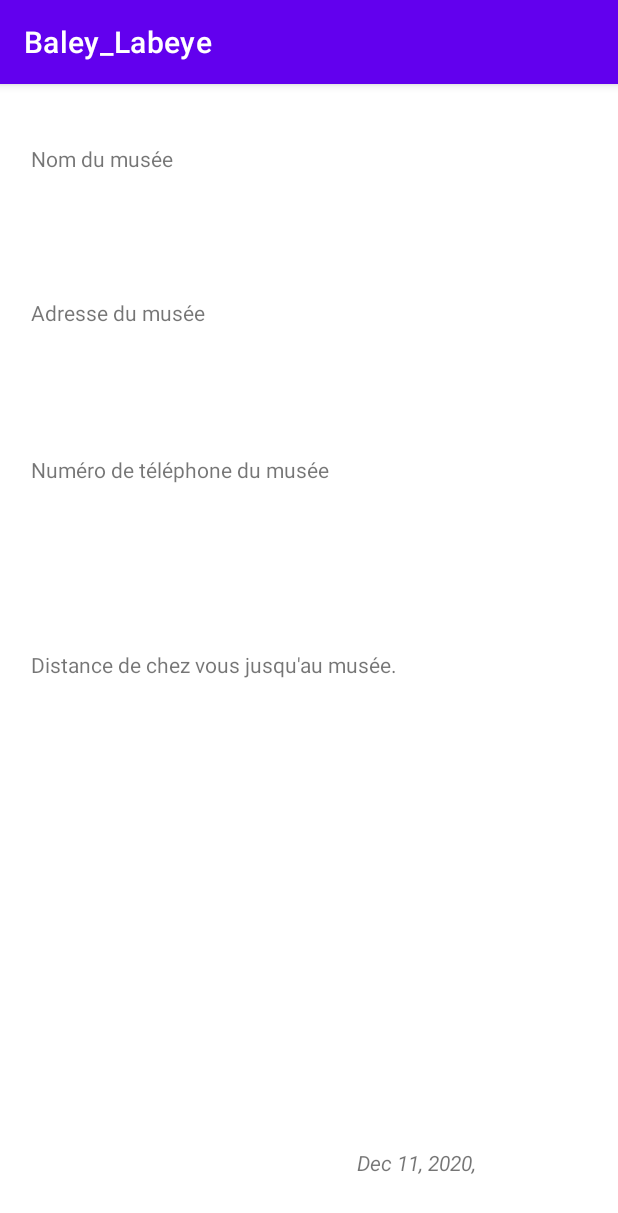
After one commit to nag763/android-baley-labeye, an Android app: the MuseumReaderActivity screen opened directly, with no data from a screen before it, on a phone screen of 412 x 824 dp. The commit adds this screen. Shown: the top 1213 px of the screen. Run offline under Robolectric (Android 15) with nearby library versions, the phone set to English and light mode, and no system bars; our stand-ins replace Firebase (no records; nobody signed in at launch, a user with empty details on screens opened directly); libraries missing offline, so code that uses them is left out: com.squareup.okhttp; 9 statements that could not run were skipped.

Commit message:
Museum reader implemented, need to resolve some issues

```diff
--- a/app/build.gradle
+++ b/app/build.gradle
@@ -35,14 +35,13 @@ apply plugin: 'com.google.gms.google-services'
 apply plugin: 'checkstyle'
 
 
-
 dependencies {
 
     implementation 'androidx.appcompat:appcompat:1.2.0'
     implementation 'com.google.android.material:material:1.2.1'
     implementation 'androidx.constraintlayout:constraintlayout:2.0.4'
     implementation 'com.google.firebase:firebase-auth:20.0.1'
-    testImplementation 'junit:junit:4.+'
+    testImplementation 'junit:junit:4.13.1'
     androidTestImplementation 'androidx.test.ext:junit:1.1.2'
     androidTestImplementation 'androidx.test.espresso:espresso-core:3.3.0'
 
@@ -50,4 +49,7 @@ dependencies {
 
     implementation 'com.google.firebase:firebase-firestore:22.0.0'
     implementation 'com.firebaseui:firebase-ui-firestore:6.2.0'
+
+
+    implementation 'com.squareup.okhttp3:okhttp:3.10.0'
 }
--- a/app/src/main/AndroidManifest.xml
+++ b/app/src/main/AndroidManifest.xml
@@ -2,6 +2,8 @@
 <manifest xmlns:android="http://schemas.android.com/apk/res/android"
     package="com.ticandroid.baley_labeye">
 
+    <uses-permission android:name="android.permission.INTERNET"/>
+    <uses-permission android:name="android.permission.ACCESS_FINE_LOCATION"/>
     <application
         android:allowBackup="true"
         android:icon="@mipmap/ic_launcher"
@@ -9,7 +11,7 @@
         android:roundIcon="@mipmap/ic_launcher_round"
         android:supportsRtl="true"
         android:theme="@style/Theme.Baley_Labeye">
-        <activity android:name=".activities.MuseumReader"></activity>
+        <activity android:name=".activities.MuseumReaderActivity"/>
         <activity android:name=".activities.MuseumListActivity" />
         <activity android:name=".activities.MainActivity">
             <intent-filter>
@@ -20,7 +22,7 @@
         </activity>
         <activity android:name=".activities.ConnexionActivity" />
         <activity android:name=".activities.InscriptionActivity" />
-        <activity android:name=".activities.StartActivity"></activity>
+        <activity android:name=".activities.StartActivity" />
     </application>
 
 </manifest>
--- /dev/null
+++ b/app/src/main/java/com/ticandroid/baley_labeye/activities/MuseumReaderActivity.java
@@ -0,0 +1,140 @@
+package com.ticandroid.baley_labeye.activities;
+
+import android.Manifest;
+import android.content.pm.PackageManager;
+import android.content.res.Resources;
+import android.location.Location;
+import android.location.LocationListener;
+import android.location.LocationManager;
+import android.os.AsyncTask;
+import android.os.Bundle;
+import android.util.Log;
+import android.widget.TextView;
+import android.widget.Toast;
+
+import androidx.appcompat.app.AppCompatActivity;
+import androidx.core.app.ActivityCompat;
+
+import com.google.android.gms.tasks.Task;
+import com.google.firebase.firestore.DocumentReference;
+import com.google.firebase.firestore.DocumentSnapshot;
+import com.google.firebase.firestore.FirebaseFirestore;
+import com.squareup.okhttp.Callback;
+import com.squareup.okhttp.MediaType;
+import com.squareup.okhttp.OkHttpClient;
+import com.squareup.okhttp.Request;
+import com.squareup.okhttp.RequestBody;
+import com.squareup.okhttp.Response;
+import com.ticandroid.baley_labeye.R;
+import com.ticandroid.baley_labeye.adapter.MuseumListFSAdapter;
+import com.ticandroid.baley_labeye.beans.MuseumBean;
+
+import java.io.IOException;
+import java.util.Date;
+import java.util.Objects;
+
+import static java.text.DateFormat.getDateTimeInstance;
+
+public class MuseumReaderActivity extends AppCompatActivity {
+
+    private transient final FirebaseFirestore firebaseFirestore = FirebaseFirestore.getInstance();
+
+    private transient Resources res;
+
+
+    private final static String[] PERMISSIONS_NEEDED = {Manifest.permission.ACCESS_FINE_LOCATION,Manifest.permission.ACCESS_COARSE_LOCATION };
+
+    private transient String userPosition;
+
+    // TODO : WAIT FOR LOCATION
+    private final LocationListener mLocationListener = new LocationListener() {
+        @Override
+        public void onLocationChanged(final Location location) {
+            userPosition = String.format("%s,%s", location.getLatitude(), location.getLongitude());
+            Log.d(this.getClass().getName(), String.format("Location changed to %s", userPosition));
+            // TODO : ONCE GOTTEN, STOP LISTENER
+        }
+    };
+
+
+    @Override
+    protected void onCreate(Bundle savedInstanceState) {
+        super.onCreate(savedInstanceState);
+        setContentView(R.layout.activity_museum_display);
+
+        res = getResources();
+
+        LocationManager mLocationManager = (LocationManager) getSystemService(LOCATION_SERVICE);
+
+        // TODO : ASSERT THAT IT REQUESTS ONLY ONCE
+        if (ActivityCompat.checkSelfPermission(this, Manifest.permission.ACCESS_FINE_LOCATION) != PackageManager.PERMISSION_GRANTED
+                    && ActivityCompat.checkSelfPermission(this, Manifest.permission.ACCESS_COARSE_LOCATION) != PackageManager.PERMISSION_GRANTED) {
+            requestPermissions(PERMISSIONS_NEEDED, 124);
+            return;
+        }
+        // TODO : CHECK IF A ONCE TIME IS POSSIBLE
+        mLocationManager.requestLocationUpdates(LocationManager.GPS_PROVIDER, 0, 0, mLocationListener);
+
+        final String DOCUMENT_ID = getIntent().getStringExtra(MuseumListFSAdapter.KEY_OF_EXTRA);
+        DocumentReference museumDocument = firebaseFirestore.collection(res.getString(R.string.fs_museums)).document(DOCUMENT_ID);
+
+        Task<DocumentSnapshot> task = museumDocument.get();
+
+        task.addOnSuccessListener(k -> {
+            bindView(Objects.requireNonNull(task.getResult()).toObject(MuseumBean.class));
+            Log.d(this.getClass().getName(), String.format("Document with id=%s fetched", DOCUMENT_ID));
+        });
+
+        task.addOnFailureListener(k -> {
+            Toast.makeText(this, res.getString(R.string.unable_to_fetch), Toast.LENGTH_LONG).show();
+            Log.e(this.getClass().getName(), String.format("Document with id=%s couldn't be fetched", DOCUMENT_ID));
+            finish();
+        });
+
+    }
+
+    private void bindView(MuseumBean museumBean) {
+        ((TextView) findViewById(R.id.tvMuseumName)).setText(museumBean.getNomDuMusee());
+        ((TextView) findViewById(R.id.tvMuseumLocation)).setText(museumBean.getCompleteAdresse());
+        ((TextView) findViewById(R.id.tvMuseumPhone)).setText(museumBean.getTelephoneWithPrefix());
+        ((TextView) findViewById(R.id.tvCurrDT)).setText(getDateTimeInstance().format(new Date()));
+
+        OkHttpClient okHttpClient = new OkHttpClient();
+        TextView tvDistanceToMuseum = findViewById(R.id.tvDistanceToMuseum);
+
+        String json = String.format("{\"locations\":[[%s],[%s]]}", userPosition, museumBean.getCoordonneesFinales());
+
+        RequestBody requestBody = RequestBody.create(MediaType.parse("application/json"), json);
+
+        Request request = new Request.Builder()
+                .url(res.getString(R.string.orss_url))
+                .addHeader(res.getString(R.string.key_ret_type), res.getString(R.string.value_ret_type))
+                .addHeader(res.getString(R.string.key_token), res.getString(R.string.value_token))
+                .post(requestBody)
+                .build();
+
+        Log.d(this.getClass().getName(), String.format("Following request has been sent : %s\n%s", request.toString(), json));
+
+        okHttpClient.newCall(request).enqueue(new Callback() {
+            @Override
+            public void onFailure(Request request, IOException e) {
+                Log.w(this.getClass().getName(), "Request couldn't succeed");
+                tvDistanceToMuseum.setText(res.getString(R.string.error_remote_orss));
+            }
+
+            @Override
+            public void onResponse(Response response) throws IOException {
+                String displayedMessage;
+                if(!response.isSuccessful()){
+                    Log.w(this.getClass().getName(), String.format("Request with error code : %s\n%s", response.code(), response.body().string()));
+                    displayedMessage = String.format("[%s] %s", response.code(), res.getString(R.string.error_remote_orss));
+                }else{
+                    Log.d(this.getClass().getName(), String.format("[%s] Response successful", response.code()));
+                    displayedMessage = response.body().string();
+                }
+                runOnUiThread(() -> tvDistanceToMuseum.setText(displayedMessage));
+            }
+        });
+    }
+
+}
--- /dev/null
+++ b/app/src/main/res/layout/activity_museum_display.xml
@@ -0,0 +1,122 @@
+<?xml version="1.0" encoding="utf-8"?>
+<androidx.constraintlayout.widget.ConstraintLayout xmlns:android="http://schemas.android.com/apk/res/android"
+    xmlns:app="http://schemas.android.com/apk/res-auto"
+    xmlns:tools="http://schemas.android.com/tools"
+    android:layout_width="match_parent"
+    android:layout_height="match_parent">
+
+    <androidx.constraintlayout.widget.Guideline
+        android:id="@+id/x5"
+        android:layout_width="wrap_content"
+        android:layout_height="wrap_content"
+        android:orientation="horizontal"
+        app:layout_constraintGuide_percent="0.051983584"
+        app:layout_constraintTop_toTopOf="parent" />
+
+    <androidx.constraintlayout.widget.Guideline
+        android:id="@+id/y95"
+        android:layout_width="wrap_content"
+        android:layout_height="wrap_content"
+        android:layout_marginBottom="1462dp"
+        android:orientation="horizontal"
+        app:layout_constraintBottom_toBottomOf="parent"
+        app:layout_constraintGuide_percent="0.95" />
+
+    <androidx.constraintlayout.widget.Guideline
+        android:id="@+id/x95"
+        android:layout_width="wrap_content"
+        android:layout_height="wrap_content"
+        android:layout_marginEnd="822dp"
+        android:orientation="vertical"
+        app:layout_constraintEnd_toEndOf="parent"
+        app:layout_constraintGuide_percent="0.95" />
+
+    <androidx.constraintlayout.widget.Guideline
+        android:id="@+id/y5"
+        android:layout_width="wrap_content"
+        android:layout_height="wrap_content"
+        android:layout_marginEnd="411dp"
+        android:orientation="vertical"
+        app:layout_constraintEnd_toEndOf="parent"
+        app:layout_constraintGuide_percent="0.05"
+        app:layout_constraintStart_toStartOf="parent"
+        app:layout_constraintTop_toTopOf="parent" />
+
+    <TextView
+        android:id="@+id/tvMuseumNameLbl"
+        android:layout_width="wrap_content"
+        android:layout_height="wrap_content"
+        android:text="@string/museum_name"
+        app:layout_constraintStart_toStartOf="@+id/y5"
+        app:layout_constraintTop_toTopOf="@+id/x5" />
+
+    <TextView
+        android:id="@+id/tvMuseumName"
+        android:layout_width="wrap_content"
+        android:layout_height="wrap_content"
+        android:layout_marginTop="24dp"
+        app:layout_constraintStart_toStartOf="@+id/y5"
+        app:layout_constraintTop_toBottomOf="@+id/tvMuseumNameLbl" />
+
+    <TextView
+        android:id="@+id/tvMuseumLocationLbl"
+        android:layout_width="wrap_content"
+        android:layout_height="wrap_content"
+        android:layout_marginTop="40dp"
+        android:text="@string/museum_location"
+        app:layout_constraintStart_toStartOf="@+id/y5"
+        app:layout_constraintTop_toBottomOf="@+id/tvMuseumName" />
+
+    <TextView
+        android:id="@+id/tvMuseumLocation"
+        android:layout_width="wrap_content"
+        android:layout_height="wrap_content"
+        android:layout_marginTop="33dp"
+        app:layout_constraintStart_toStartOf="@+id/y5"
+        app:layout_constraintTop_toBottomOf="@+id/tvMuseumLocationLbl" />
+
+    <TextView
+        android:id="@+id/tvMuseumPhoneLbl"
+        android:layout_width="wrap_content"
+        android:layout_height="wrap_content"
+        android:layout_marginTop="52dp"
+        android:text="@string/museum_phone"
+        app:layout_constraintStart_toStartOf="@+id/y5"
+        app:layout_constraintTop_toTopOf="@+id/tvMuseumLocation" />
+
+    <TextView
+        android:id="@+id/tvMuseumPhone"
+        android:layout_width="wrap_content"
+        android:layout_height="wrap_content"
+        android:layout_marginStart="4dp"
+        android:layout_marginTop="24dp"
+        app:layout_constraintStart_toStartOf="@+id/y5"
+        app:layout_constraintTop_toBottomOf="@+id/tvMuseumPhoneLbl" />
+
+    <TextView
+        android:id="@+id/tvDistanceToMuseumLbl"
+        android:layout_width="wrap_content"
+        android:layout_height="wrap_content"
+        android:layout_marginTop="67dp"
+        android:text="@string/distance_to_museum"
+        app:layout_constraintStart_toStartOf="@+id/y5"
+        app:layout_constraintTop_toBottomOf="@+id/tvMuseumPhone" />
+
+    <TextView
+        android:id="@+id/tvDistanceToMuseum"
+        android:layout_width="wrap_content"
+        android:layout_height="wrap_content"
+        android:layout_marginTop="70dp"
+        app:layout_constraintStart_toStartOf="@+id/y5"
+        app:layout_constraintTop_toBottomOf="@+id/tvDistanceToMuseumLbl" />
+
+    <TextView
+        android:id="@+id/tvCurrDT"
+        android:layout_width="153dp"
+        android:layout_height="20dp"
+        android:text="@string/current_datetime"
+        android:textStyle="italic"
+        app:layout_constraintBottom_toTopOf="@+id/y95"
+        app:layout_constraintEnd_toStartOf="@+id/x95" />
+
+</androidx.constraintlayout.widget.ConstraintLayout>
--- a/app/src/main/res/values/strings.xml
+++ b/app/src/main/res/values/strings.xml
@@ -1,5 +1,21 @@
 <resources>
     <string name="app_name">Baley_Labeye</string>
+
+    <!-- Layouts -->
+    <string name="museum_name">Nom du musée</string>
+    <string name="museum_location">Adresse du musée</string>
+    <string name="museum_phone">Numéro de téléphone du musée</string>
+    <string name="distance_to_museum">Distance de chez vous jusqu\'au musée.</string>
+    <string name="current_datetime">Date du jour : </string>
+
+    <!-- Errors -->
     <string name="nothing_fetched">Aucun résultat.</string>
     <string name="error_remote">Une erreur est survenue.</string>
+    <string name="unable_to_fetch">Le document n\'a pas pu être récupéré.</string>
+    <string name="canceled_by_user">Opération annulée par l\'utilisateur.</string>
+    <string name="error_remote_orss">Le service distant n\'est pas disponible.</string>
+
+    <!-- Remote ressources -->
+    <string name="fs_museums">museums</string>
+
 </resources>
--- /dev/null
+++ b/app/src/main/res/values/tokens.xml
@@ -0,0 +1,8 @@
+<?xml version="1.0" encoding="utf-8"?>
+<resources>
+    <string name="orss_url">https://api.openrouteservice.org/v2/matrix/driving-car</string>
+    <string name="key_token">Authorization</string>
+    <string name="value_token">5b3ce3597851110001cf6248ab2461c86aee4b77ab895d9aa3cf2d61</string>
+    <string name="key_ret_type">Content-Type</string>
+    <string name="value_ret_type">application/json</string>
+</resources>
--- a/build.gradle
+++ b/build.gradle
@@ -12,6 +12,8 @@ buildscript {
 
         // NOTE: Do not place your application dependencies here; they belong
         // in the individual module build.gradle files
+
+
     }
 }
 
```
Also changed, not shown: app/src/main/java/com/ticandroid/baley_labeye/activities/MuseumReader.java (deleted, +0 -14 lines), app/src/main/java/com/ticandroid/baley_labeye/adapter/MuseumListFSAdapter.java (+18 -2 lines), app/src/main/java/com/ticandroid/baley_labeye/beans/MuseumBean.java (+47 -12 lines), app/src/main/res/layout/activity_museum_reader.xml (deleted, +0 -9 lines).
